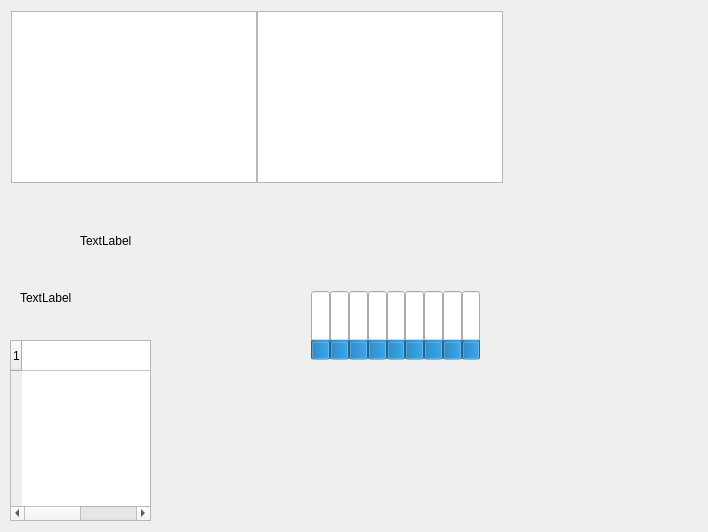
Old version of the form QMedPlayer_test/dialog.ui in the repository stambur/Mp3-player.
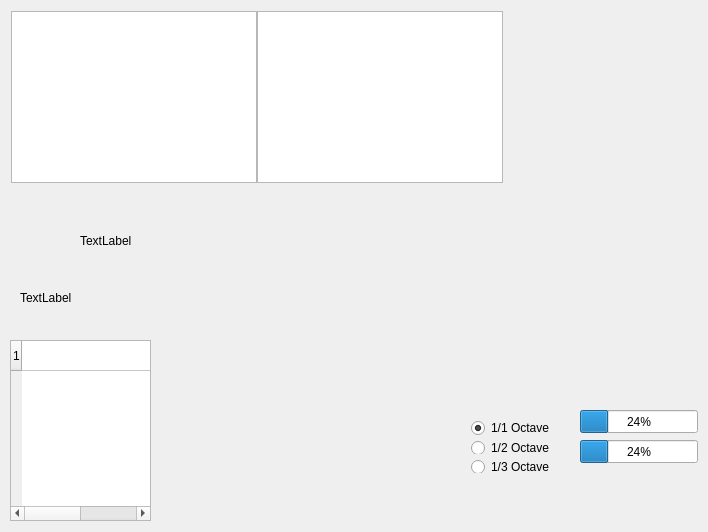
New version of the form.

Diff of the .ui file:
```diff
--- a/QMedPlayer_test/dialog.ui
+++ b/QMedPlayer_test/dialog.ui
@@ -127,165 +127,68 @@
     <string>TextLabel</string>
    </property>
   </widget>
-  <widget class="QWidget" name="">
+  <widget class="QWidget" name="layoutWidget">
    <property name="geometry">
     <rect>
-     <x>300</x>
-     <y>280</y>
-     <width>191</width>
-     <height>91</height>
+     <x>460</x>
+     <y>410</y>
+     <width>104</width>
+     <height>74</height>
     </rect>
    </property>
-   <layout class="QHBoxLayout" name="horizontalLayout_2">
-    <property name="spacing">
-     <number>0</number>
-    </property>
+   <layout class="QVBoxLayout" name="verticalLayout">
     <item>
-     <widget class="QProgressBar" name="progressBar">
-      <property name="layoutDirection">
-       <enum>Qt::LeftToRight</enum>
+     <widget class="QRadioButton" name="radioButton">
+      <property name="text">
+       <string>1/1 Octave</string>
       </property>
-      <property name="value">
-       <number>24</number>
+      <property name="checked">
+       <bool>true</bool>
       </property>
-      <property name="textVisible">
-       <bool>false</bool>
-      </property>
-      <property name="orientation">
-       <enum>Qt::Vertical</enum>
-      </property>
      </widget>
     </item>
     <item>
-     <widget class="QProgressBar" name="progressBar_2">
-      <property name="layoutDirection">
-       <enum>Qt::LeftToRight</enum>
+     <widget class="QRadioButton" name="radioButton_2">
+      <property name="text">
+       <string>1/2 Octave</string>
       </property>
-      <property name="value">
-       <number>24</number>
-      </property>
-      <property name="textVisible">
-       <bool>false</bool>
-      </property>
-      <property name="orientation">
-       <enum>Qt::Vertical</enum>
-      </property>
      </widget>
     </item>
     <item>
-     <widget class="QProgressBar" name="progressBar_3">
-      <property name="layoutDirection">
-       <enum>Qt::LeftToRight</enum>
-      </property>
-      <property name="value">
-       <number>24</number>
-      </property>
-      <property name="textVisible">
-       <bool>false</bool>
-      </property>
-      <property name="orientation">
-       <enum>Qt::Vertical</enum>
-      </property>
-     </widget>
-    </item>
-    <item>
-     <widget class="QProgressBar" name="progressBar_4">
-      <property name="layoutDirection">
-       <enum>Qt::LeftToRight</enum>
-      </property>
-      <property name="value">
-       <number>24</number>
-      </property>
-      <property name="textVisible">
-       <bool>false</bool>
-      </property>
-      <property name="orientation">
-       <enum>Qt::Vertical</enum>
-      </property>
-     </widget>
-    </item>
-    <item>
-     <widget class="QProgressBar" name="progressBar_5">
-      <property name="layoutDirection">
-       <enum>Qt::LeftToRight</enum>
-      </property>
-      <property name="value">
-       <number>24</number>
-      </property>
-      <property name="textVisible">
-       <bool>false</bool>
-      </property>
-      <property name="orientation">
-       <enum>Qt::Vertical</enum>
-      </property>
-     </widget>
-    </item>
-    <item>
-     <widget class="QProgressBar" name="progressBar_6">
-      <property name="layoutDirection">
-       <enum>Qt::LeftToRight</enum>
-      </property>
-      <property name="value">
-       <number>24</number>
-      </property>
-      <property name="textVisible">
-       <bool>false</bool>
-      </property>
-      <property name="orientation">
-       <enum>Qt::Vertical</enum>
-      </property>
-     </widget>
-    </item>
-    <item>
-     <widget class="QProgressBar" name="progressBar_7">
-      <property name="layoutDirection">
-       <enum>Qt::LeftToRight</enum>
-      </property>
-      <property name="value">
-       <number>24</number>
-      </property>
-      <property name="textVisible">
-       <bool>false</bool>
-      </property>
-      <property name="orientation">
-       <enum>Qt::Vertical</enum>
-      </property>
-     </widget>
-    </item>
-    <item>
-     <widget class="QProgressBar" name="progressBar_8">
-      <property name="layoutDirection">
-       <enum>Qt::LeftToRight</enum>
-      </property>
-      <property name="value">
-       <number>24</number>
-      </property>
-      <property name="textVisible">
-       <bool>false</bool>
-      </property>
-      <property name="orientation">
-       <enum>Qt::Vertical</enum>
-      </property>
-     </widget>
-    </item>
-    <item>
-     <widget class="QProgressBar" name="progressBar_9">
-      <property name="layoutDirection">
-       <enum>Qt::LeftToRight</enum>
-      </property>
-      <property name="value">
-       <number>24</number>
-      </property>
-      <property name="textVisible">
-       <bool>false</bool>
-      </property>
-      <property name="orientation">
-       <enum>Qt::Vertical</enum>
+     <widget class="QRadioButton" name="radioButton_3">
+      <property name="text">
+       <string>1/3 Octave</string>
       </property>
      </widget>
     </item>
    </layout>
   </widget>
+  <widget class="QProgressBar" name="progressBar">
+   <property name="geometry">
+    <rect>
+     <x>580</x>
+     <y>410</y>
+     <width>118</width>
+     <height>23</height>
+    </rect>
+   </property>
+   <property name="value">
+    <number>24</number>
+   </property>
+  </widget>
+  <widget class="QProgressBar" name="progressBar_2">
+   <property name="geometry">
+    <rect>
+     <x>580</x>
+     <y>440</y>
+     <width>118</width>
+     <height>23</height>
+    </rect>
+   </property>
+   <property name="value">
+    <number>24</number>
+   </property>
+  </widget>
  </widget>
  <layoutdefault spacing="6" margin="11"/>
  <resources/>
```
